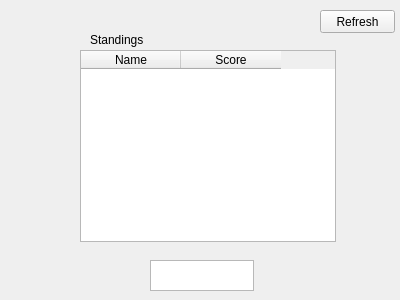
Before: the Qt Designer form tournamentRoster.ui in GFlores17/JackboxT.O.-GUI-Version, drawn with Qt 5.
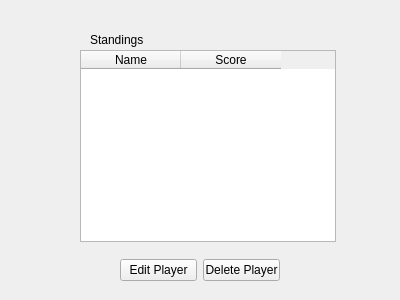
After: the same form once the commit is applied.

Commit message: Added ability to edit player names/scores after creation. Fixed problem where loaded tournaments could not finish games that were already started.

```diff
--- a/tournamentRoster.ui
+++ b/tournamentRoster.ui
@@ -26,29 +26,6 @@
     <string>Standings</string>
    </property>
   </widget>
-  <widget class="QPushButton" name="pushButton">
-   <property name="geometry">
-    <rect>
-     <x>320</x>
-     <y>10</y>
-     <width>75</width>
-     <height>23</height>
-    </rect>
-   </property>
-   <property name="text">
-    <string>Refresh</string>
-   </property>
-  </widget>
-  <widget class="QTextEdit" name="textEdit">
-   <property name="geometry">
-    <rect>
-     <x>150</x>
-     <y>260</y>
-     <width>104</width>
-     <height>31</height>
-    </rect>
-   </property>
-  </widget>
   <widget class="QTableWidget" name="tableWidget">
    <property name="geometry">
     <rect>
@@ -83,6 +60,32 @@
     </property>
    </column>
   </widget>
+  <widget class="QWidget" name="horizontalLayoutWidget">
+   <property name="geometry">
+    <rect>
+     <x>120</x>
+     <y>250</y>
+     <width>160</width>
+     <height>41</height>
+    </rect>
+   </property>
+   <layout class="QHBoxLayout" name="horizontalLayout">
+    <item>
+     <widget class="QPushButton" name="pushButton">
+      <property name="text">
+       <string>Edit Player</string>
+      </property>
+     </widget>
+    </item>
+    <item>
+     <widget class="QPushButton" name="pushButton_2">
+      <property name="text">
+       <string>Delete Player</string>
+      </property>
+     </widget>
+    </item>
+   </layout>
+  </widget>
  </widget>
  <resources/>
  <connections/>
```
Left out of the diff: 6 changed lines with no effect on the pictures. The commit also changes 26 other files.
